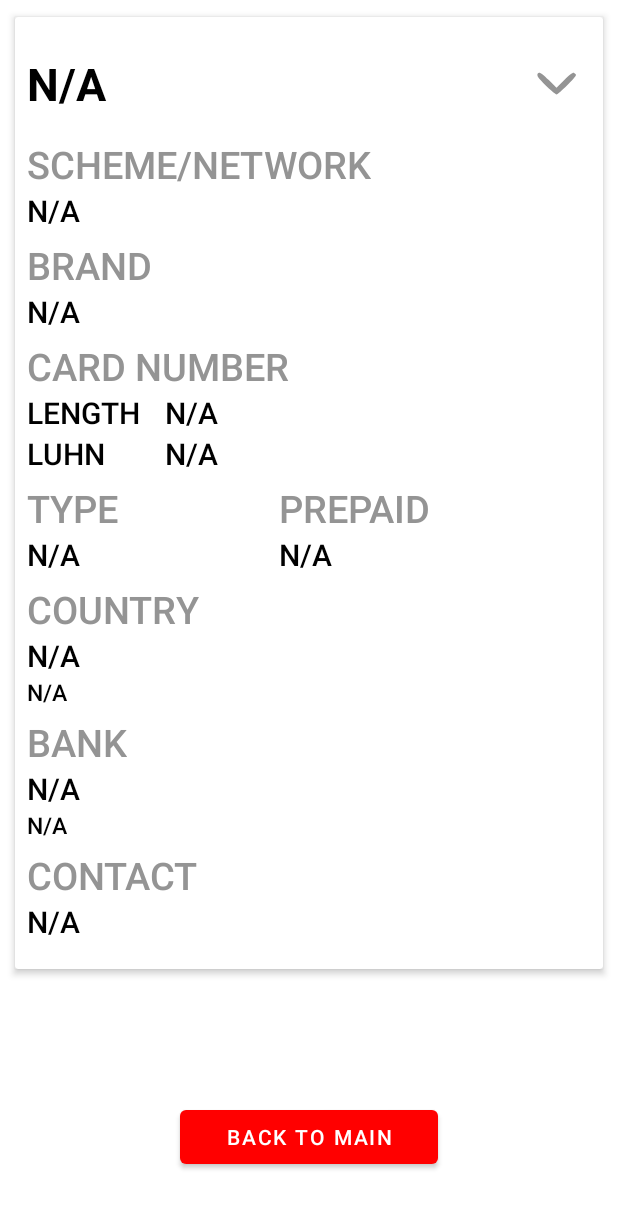
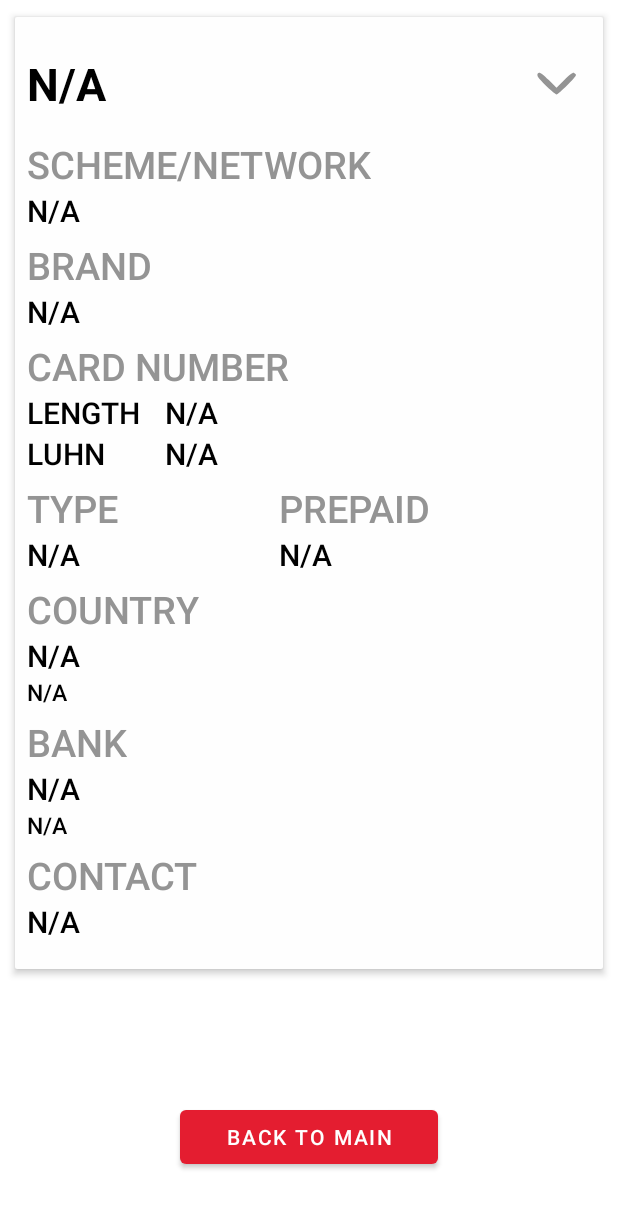
Before and after one commit to senglish42/bin_checker, an Android app: the HistoryActivity screen opened directly, with no data from a screen before it, after a tap on "N/A", on a phone screen of 412 x 824 dp. Shown: the top 1208 px of the screen. Run offline under Robolectric (Android 15) with nearby library versions, the phone set to English and light mode, and no system bars; 1 statement that could not run was skipped.

Commit message:
design color scheme adaptation

```diff
--- a/app/build.gradle
+++ b/app/build.gradle
@@ -36,13 +36,9 @@ android {
 }
 
 dependencies {
-//    implementation 'com.jakewharton:butterknife:8.8.1'
-//    annotationProcessor 'com.jakewharton:butterknife-compiler:8.8.1'
     implementation 'com.android.volley:volley:1.2.0'
     implementation 'androidx.recyclerview:recyclerview:1.2.1'
     implementation 'androidx.cardview:cardview:1.0.0'
-    implementation 'com.squareup.okhttp3:okhttp:3.8.1'
-    implementation 'androidx.core:core-ktx:1.7.0'
     implementation 'androidx.appcompat:appcompat:1.5.1'
     implementation 'com.google.android.material:material:1.7.0'
     implementation 'androidx.constraintlayout:constraintlayout:2.1.4'
--- a/app/src/main/res/drawable/logo.xml
+++ b/app/src/main/res/drawable/logo.xml
@@ -8,7 +8,7 @@
         android:pathData="M0,0h220v125h-220z"/>
     <path
         android:pathData="M0,0h220v125h-220z"
-        android:fillColor="#FF0000"/>
+        android:fillColor="@color/red"/>
     <path
         android:pathData="M46.17,17.46H64.85C72.59,17.46 78.1,18.61 81.4,20.9C84.69,23.2 86.34,26.49 86.34,30.79C86.34,33.13 85.92,35.12 85.06,36.76C84.23,38.4 83.17,39.69 81.88,40.64C80.61,41.59 79.3,42.24 77.96,42.58V42.95C79.42,43.31 80.87,43.92 82.31,44.78C83.78,45.61 84.99,46.87 85.94,48.55C86.92,50.21 87.4,52.47 87.4,55.33C87.4,58.57 86.57,61.37 84.91,63.71C83.28,66.06 80.94,67.86 77.88,69.13C74.83,70.38 71.21,71 67.01,71H46.17V17.46ZM60.63,38H64.99C67.39,38 69.07,37.52 70.05,36.54C71.02,35.54 71.51,34.33 71.51,32.91C71.51,31.45 70.95,30.34 69.83,29.58C68.73,28.8 67.02,28.41 64.7,28.41H60.63V38ZM60.63,48.59V59.83H65.73C68.24,59.83 70,59.29 71,58.22C72,57.12 72.5,55.75 72.5,54.12C72.5,53.17 72.28,52.27 71.84,51.44C71.43,50.59 70.71,49.91 69.68,49.39C68.65,48.86 67.24,48.59 65.43,48.59H60.63ZM96.71,71V17.46H111.25V71H96.71ZM173.83,71H154.86L135.3,33.28H134.98C135.1,34.43 135.21,35.81 135.3,37.42C135.4,39.03 135.49,40.68 135.56,42.36C135.63,44.02 135.67,45.52 135.67,46.87V71H122.85V17.46H141.75L161.23,54.67H161.45C161.38,53.5 161.31,52.14 161.23,50.6C161.16,49.04 161.09,47.46 161.01,45.88C160.96,44.29 160.94,42.89 160.94,41.67V17.46H173.83V71Z"
         android:fillColor="?attr/colorSecondaryVariant"/>
--- a/app/src/main/res/layout/layout_item.xml
+++ b/app/src/main/res/layout/layout_item.xml
@@ -1,14 +1,15 @@
 <?xml version="1.0" encoding="utf-8"?>
 <androidx.cardview.widget.CardView xmlns:android="http://schemas.android.com/apk/res/android"
-    xmlns:app="http://schemas.android.com/apk/res-auto"
     android:layout_width="match_parent"
     android:layout_height="wrap_content"
     android:id="@+id/cardView"
+    android:background="?attr/colorSecondaryVariant"
     android:layout_margin="6dp">
     <LinearLayout
         android:layout_width="match_parent"
         android:layout_height="wrap_content"
         android:orientation="vertical"
+        android:background="?attr/colorSecondaryVariant"
         android:padding="5dp">
 
         <TextView
--- a/app/src/main/res/layout/layout_item_history.xml
+++ b/app/src/main/res/layout/layout_item_history.xml
@@ -1,19 +1,21 @@
 <?xml version="1.0" encoding="utf-8"?>
 <androidx.cardview.widget.CardView xmlns:android="http://schemas.android.com/apk/res/android"
     xmlns:app="http://schemas.android.com/apk/res-auto"
+    xmlns:tools="http://schemas.android.com/tools"
     android:layout_width="match_parent"
     android:layout_height="wrap_content"
-    xmlns:tools="http://schemas.android.com/tools"
     android:id="@+id/cardView"
+    android:layout_margin="6dp"
+    android:background="?attr/colorSecondaryVariant"
     app:cardCornerRadius="2dp"
     app:cardElevation="3dp"
-    app:cardUseCompatPadding="true"
-    android:layout_margin="6dp">
+    app:cardUseCompatPadding="true">
     <LinearLayout
         android:layout_width="match_parent"
         android:layout_height="wrap_content"
         android:id="@+id/linearLayout"
         android:orientation="vertical"
+        android:background="?attr/colorSecondaryVariant"
         android:clickable="true"
         android:padding="8dp">
 
@@ -26,7 +28,7 @@
             android:paddingVertical="16dp"
             android:paddingBottom="5dp"
             android:text="@string/question"
-            android:textColor="@color/black"
+            android:textColor="?attr/colorOnPrimary"
             android:textSize="30sp"
             android:textStyle="bold" />
 
--- a/app/src/main/res/values/colors.xml
+++ b/app/src/main/res/values/colors.xml
@@ -2,7 +2,7 @@
 <resources>
     <color name="blue">#0000FF</color>
     <color name="black">#FF000000</color>
-    <color name="white">#FFFFFFFF</color>
-    <color name="red">#FF0000</color>
+    <color name="white">#FEFEFE</color>
+    <color name="red">#E41D30</color>
     <color name="gray">#949494</color>
 </resources>
--- a/app/src/main/res/values/styles.xml
+++ b/app/src/main/res/values/styles.xml
@@ -24,13 +24,13 @@
     <style name="cardNormal" parent="TextAppearance.Design.Tab">
         <item name="android:layout_width">wrap_content</item>
         <item name="android:layout_height">wrap_content</item>
-        <item name="android:textColor">@color/black</item>
+        <item name="android:textColor">?attr/colorOnPrimary</item>
         <item name="android:textSize">20sp</item>
     </style>
     <style name="cardSmall" parent="TextAppearance.Design.Tab">
         <item name="android:layout_width">wrap_content</item>
         <item name="android:layout_height">wrap_content</item>
-        <item name="android:textColor">@color/black</item>
+        <item name="android:textColor">?attr/colorOnPrimary</item>
         <item name="android:textSize">15sp</item>
     </style>
 </resources>
```
